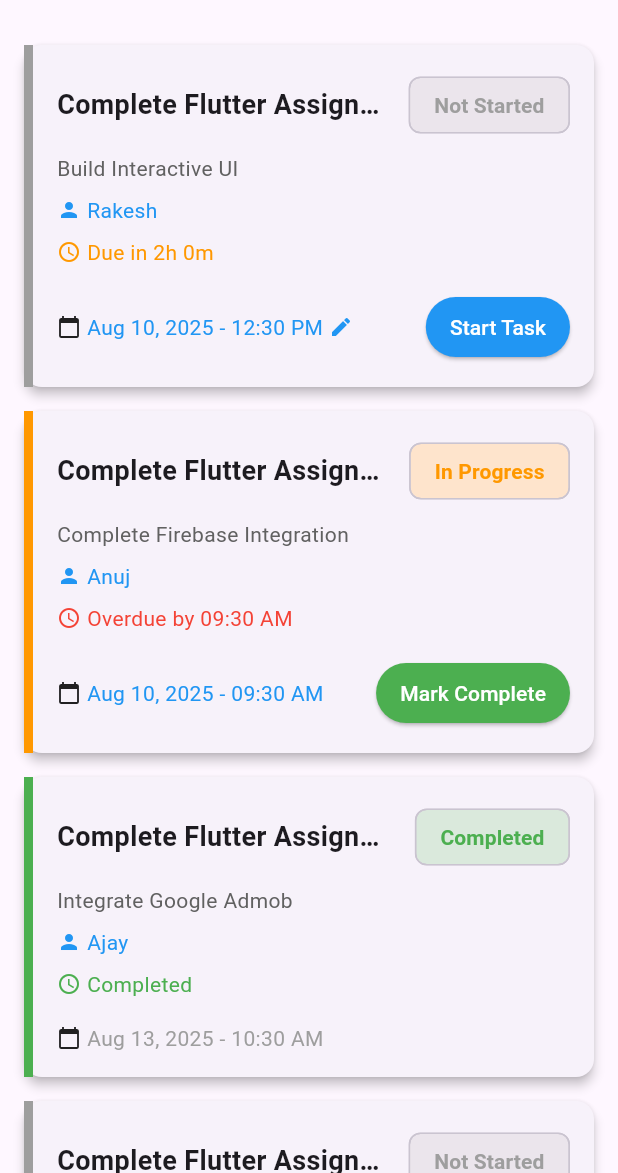
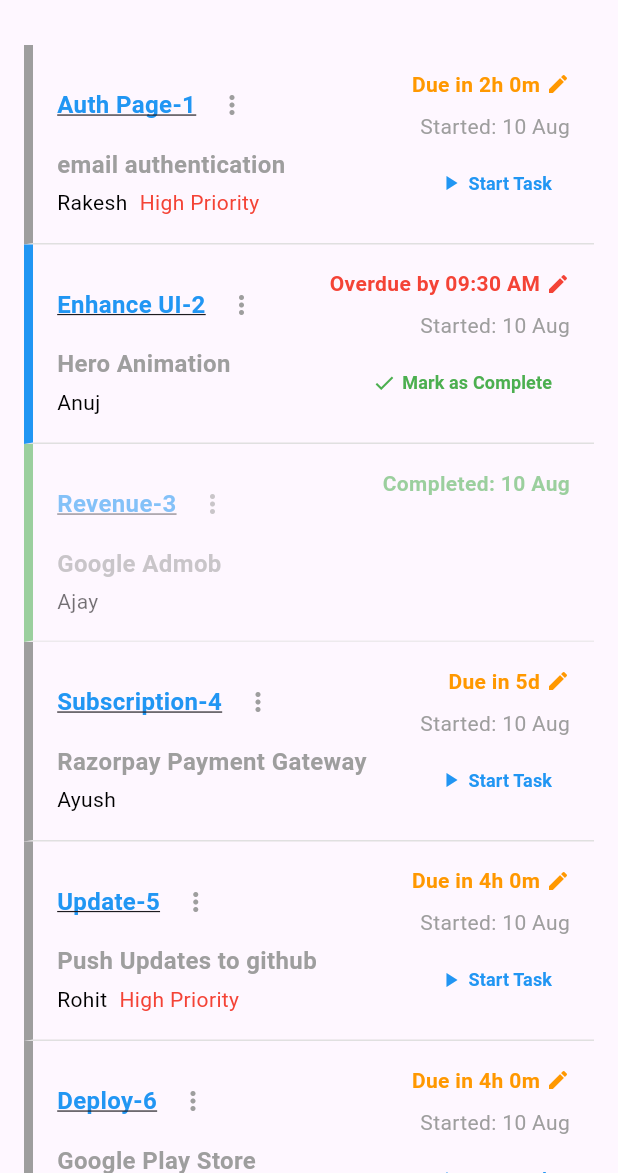
Before and after one commit to divyanshyagyik/Railse_assignement, a Flutter app: the screen it shows after launch, on a phone screen of 412 x 824 dp, the part 63-1236 px from its top. Run offline on Flutter 3.47's test engine with Material 3 defaults, Android fonts, the phone set to English and light mode, and no system bars.

Commit message:
Updated UI as specified

```diff
--- a/lib/controllers/task_controller.dart
+++ b/lib/controllers/task_controller.dart
@@ -4,36 +4,55 @@ import '../models/task_model.dart';
 class TaskController {
   final List<Task> _tasks = [
     Task(
-      id: '1',
-      title: 'Complete Flutter Assignment 1',
-      description: 'Build Interactive UI',
-      assignedTo: 'Rakesh',
-      deadline: DateTime.now().add(const Duration(hours: 2)),
-      status: TaskStatus.notStarted,
+        id: '1',
+        title: 'Auth Page',
+        description: 'email authentication',
+        assignedTo: 'Rakesh',
+        deadline: DateTime.now().add(const Duration(hours: 2)),
+        status: TaskStatus.notStarted,
+        priority: 'High Priority'
     ),
     Task(
       id: '2',
-      title: 'Complete Flutter Assignment 2',
-      description: 'Complete Firebase Integration',
+      title: 'Enhance UI',
+      description: 'Hero Animation',
       assignedTo: 'Anuj',
       deadline: DateTime.now().subtract(const Duration(hours: 1)),
       status: TaskStatus.started,
     ),
     Task(
       id: '3',
-      title: 'Complete Flutter Assignment 3',
-      description: 'Integrate Google Admob',
+      title: 'Revenue',
+      description: 'Google Admob',
       assignedTo: 'Ajay',
       deadline: DateTime.now().add(const Duration(days: 3)),
       status: TaskStatus.completed,
     ),
     Task(
       id: '4',
-      title: 'Complete Flutter Assignment 4',
-      description: 'Integrate Razorpay Payment Gateway',
+      title: 'Subscription',
+      description: 'Razorpay Payment Gateway',
       assignedTo: 'Ayush',
       deadline: DateTime.now().add(const Duration(days: 5)),
       status: TaskStatus.notStarted,
+    ),
+    Task(
+        id: '5',
+        title: 'Update',
+        description: 'Push Updates to github',
+        assignedTo: 'Rohit',
+        deadline: DateTime.now().add(const Duration(hours: 4)),
+        status: TaskStatus.notStarted,
+        priority: 'High Priority'
+    ),
+    Task(
+        id: '6',
+        title: 'Deploy',
+        description: 'Google Play Store',
+        assignedTo: 'Rohit',
+        deadline: DateTime.now().add(const Duration(hours: 4)),
+        status: TaskStatus.notStarted,
+        priority: 'High Priority'
     ),
   ];
 
--- a/lib/main.dart
+++ b/lib/main.dart
@@ -15,6 +15,7 @@ class TaskManagerApp extends StatelessWidget {
       theme: ThemeData(
         primarySwatch: Colors.blue,
         useMaterial3: true,
+        fontFamily: 'Roboto',
       ),
       home: const TaskListScreen(),
     );
--- a/lib/models/task_model.dart
+++ b/lib/models/task_model.dart
@@ -10,6 +10,7 @@ class Task {
   final String assignedTo;
   final DateTime deadline;
   final TaskStatus status;
+  final String? priority;
 
   Task({
     required this.id,
@@ -18,7 +19,9 @@ class Task {
     required this.assignedTo,
     required this.deadline,
     required this.status,
+    this.priority,
   });
+
 
   Task copyWith({
     String? id,
@@ -27,6 +30,7 @@ class Task {
     String? assignedTo,
     DateTime? deadline,
     TaskStatus? status,
+    String? priority,
   }) {
     return Task(
       id: id ?? this.id,
@@ -35,6 +39,7 @@ class Task {
       assignedTo: assignedTo ?? this.assignedTo,
       deadline: deadline ?? this.deadline,
       status: status ?? this.status,
+      priority: priority ?? this.priority,
     );
   }
 
@@ -58,11 +63,16 @@ class Task {
       case TaskStatus.notStarted:
         return Colors.grey;
       case TaskStatus.started:
-        return Colors.orange;
+        return Colors.blue;
       case TaskStatus.completed:
         return Colors.green;
     }
   }
+
+  Color get overdueColor => Colors.red;
+  Color get dueColor => Colors.orange;
+  Color get completedColor => Colors.green;
+
 
   String get timeStatus {
     if (status == TaskStatus.completed) {
@@ -74,8 +84,11 @@ class Task {
 
     if (difference.isNegative) {
       return 'Overdue by ${DateFormat('hh:mm a').format(deadline)}';
-    } else {
+    } else if (difference.inHours < 24){
       return 'Due in ${difference.inHours}h ${difference.inMinutes.remainder(60)}m';
+    }
+    else {
+      return 'Due in ${difference.inDays}d';
     }
   }
 
@@ -89,10 +102,10 @@ class Task {
 
     if (difference.isNegative) {
       return Colors.red;
-    } else if (difference.inHours < 24) {
+    } else if(difference.inHours < 24) {
       return Colors.orange;
     } else {
-      return Colors.blue;
+      return Colors.orange;
     }
   }
 }
--- a/lib/views/task_list_screen.dart
+++ b/lib/views/task_list_screen.dart
@@ -1,6 +1,7 @@
+
+import 'widgets/task_card.dart';
 import 'package:flutter/material.dart';
 import '../controllers/task_controller.dart';
-import 'widgets/task_card.dart';
 
 class TaskListScreen extends StatefulWidget {
   const TaskListScreen({super.key});
--- a/lib/views/widgets/task_card.dart
+++ b/lib/views/widgets/task_card.dart
@@ -1,156 +1,204 @@
 import 'package:flutter/material.dart';
+import 'package:intl/intl.dart';
 import '../../models/task_model.dart';
 
 class TaskCard extends StatelessWidget {
   final Task task;
+  final String? priority;
   final Function(String, TaskStatus) onStatusChanged;
   final Function(Task) onDeadlineEdited;
+  final DateTime? completedDate;
 
   const TaskCard({
     super.key,
     required this.task,
+    this.priority,
     required this.onStatusChanged,
     required this.onDeadlineEdited,
+    this.completedDate,
   });
 
   @override
   Widget build(BuildContext context) {
-    return Card(
-      elevation: 3,
-      margin: const EdgeInsets.only(bottom: 16),
+    final statusColor = task.statusColor;
+    final timeStatus = task.timeStatus;
+
+    return Opacity(
+      opacity: task.status == TaskStatus.completed ? 0.55 : 1.0,
       child: Container(
         decoration: BoxDecoration(
           border: Border(
             left: BorderSide(
-              color: task.statusColor,
+              color: statusColor,
               width: 6,
+            ),
+            bottom: BorderSide(
+              color: Colors.grey.shade300,
+              width: 1,
             ),
           ),
         ),
-        child: Padding(
         padding: const EdgeInsets.all(16),
         child: Column(
           crossAxisAlignment: CrossAxisAlignment.start,
           children: [
             Row(
               mainAxisAlignment: MainAxisAlignment.spaceBetween,
+              crossAxisAlignment: CrossAxisAlignment.start,
               children: [
-                  Expanded(
-                    child: Text(
-                      task.title,
+                Column(
+                  crossAxisAlignment: CrossAxisAlignment.start,
+                  children: [
+                    Row(
+                      children: [
+                        Text(
+                          '${task.title}-${task.id}',
                           style: const TextStyle(
-                        fontSize: 18,
+                            color: Colors.blue,
+                            fontWeight: FontWeight.bold,
+                            fontSize: 16,
+                            decoration: TextDecoration.underline,
+                          ),
+                        ),
+                        IconButton(
+                          icon: const Icon(
+                            Icons.more_vert,
+                            color: Colors.grey,
+                            size: 20,
+                          ),
+                          onPressed: () {},
+                          padding: EdgeInsets.zero,
+                          constraints: const BoxConstraints(),
+                        ),
+                      ],
+                    ),
+                    const SizedBox(height: 4),
+                    Text(
+                      task.description,
+                      style: const TextStyle(
+                        fontWeight: FontWeight.bold,
+                        color: Colors.grey,
+                        fontSize: 16,
+                      ),
+                    ),
+                    const SizedBox(height: 4),
+                    Row(
+                      children: [
+                        Text(
+                          task.assignedTo,
+                          style: const TextStyle(
+                            color: Colors.black,
+                            fontSize: 14,
+                          ),
+                        ),
+                        if (task.priority != null) ...[
+                          const SizedBox(width: 8),
+                          Text(
+                            task.priority!,
+                            style: const TextStyle(
+                              color: Colors.red,
+                              fontSize: 14,
+                            ),
+                          ),
+                        ],
+                      ],
+                    ),
+                  ],
+                ),
+                Column(
+                  crossAxisAlignment: CrossAxisAlignment.end,
+                  children: [
+                    Row(
+                      mainAxisSize: MainAxisSize.min,
+                      children: [
+                        Text(
+                          task.status == TaskStatus.completed
+                              ? 'Completed: ${DateFormat('d MMM').format(completedDate ?? DateTime.now())}'
+                              : timeStatus,
+                          style: TextStyle(
+                            color: task.timeStatusColor,
+                            fontSize: 14,
                             fontWeight: FontWeight.bold,
                           ),
-                      overflow: TextOverflow.ellipsis,
+                        ),
+                        if (task.status != TaskStatus.completed) ...[
+                          const SizedBox(width: 4),
+                          GestureDetector(
+                            onTap: () => onDeadlineEdited(task),
+                            child: Icon(
+                              Icons.edit,
+                              size: 16,
+                              color: task.timeStatusColor,
                             ),
                           ),
-                  const SizedBox(width: 8),
-                  Chip(
-                    backgroundColor: task.statusColor.withOpacity(0.2),
-                    label: Text(
-                      task.statusText,
+                        ],
+                      ],
+                    ),
+                    const SizedBox(height: 8),
+                    Text(
+                      task.status == TaskStatus.completed
+                          ? ''
+                          : 'Started: ${DateFormat('d MMM').format(DateTime.now())}',
+                      style: const TextStyle(
+                        color: Colors.grey,
+                        fontSize: 14,
+                      ),
+                    ),
+                    const SizedBox(height: 4),
+                    if (task.status != TaskStatus.completed)
+                      TextButton(
+                        onPressed: () {
+                          if (task.status == TaskStatus.notStarted) {
+                            onStatusChanged(task.id, TaskStatus.started);
+                          } else {
+                            onStatusChanged(task.id, TaskStatus.completed);
+                          }
+                        },
+                        style: TextButton.styleFrom(
+                          backgroundColor: Colors.transparent,
+                          padding: const EdgeInsets.symmetric(
+                            horizontal: 12,
+                            vertical: 6,
+                          ),
+                          shape: RoundedRectangleBorder(
+                            borderRadius: BorderRadius.zero,
+                          ),
+                        ),
+                        child: Row(
+                          mainAxisSize: MainAxisSize.min,
+                          children: [
+                            Icon(
+                              task.status == TaskStatus.notStarted
+                                  ? Icons.play_arrow
+                                  : Icons.check,
+                              size: 16,
+                              color: task.status == TaskStatus.notStarted
+                                  ? Colors.blue
+                                  : Colors.green,
+                            ),
+                            const SizedBox(width: 4),
+                            Text(
+                              task.status == TaskStatus.notStarted
+                                  ? 'Start Task'
+                                  : 'Mark as Complete',
                               style: TextStyle(
-                        color: task.statusColor,
+                                fontSize: 12,
                                 fontWeight: FontWeight.bold,
-                      ),
+                                color: task.status == TaskStatus.notStarted
+                                    ? Colors.blue
+                                    : Colors.green,
                               ),
                             ),
                           ],
                         ),
-              const SizedBox(height: 8),
-              Text(
-                task.description,
-                style: TextStyle(
-                  color: Colors.grey[700],
-                ),
-              ),
-              const SizedBox(height: 8),
-              Row(
-                children: [
-                  const Icon(Icons.person, size: 16, color: Colors.blue),
-                  const SizedBox(width: 4),
-                  Text(
-                    task.assignedTo,
-                    style: const TextStyle(
-                      color: Colors.blue,
-                      fontSize: 14,
-                    ),
                       ),
                   ],
-              ),
-              const SizedBox(height: 8),
-              Row(
-                children: [
-                  Icon(Icons.access_time, size: 16, color: task.timeStatusColor),
-                  const SizedBox(width: 4),
-                  Text(
-                    task.timeStatus,
-                    style: TextStyle(
-                      color: task.timeStatusColor,
-                      fontSize: 14,
-                    ),
-                  ),
-                ],
-              ),
-              const SizedBox(height: 16),
-              Row(
-                mainAxisAlignment: MainAxisAlignment.spaceBetween,
-                children: [
-                  InkWell(
-                    onTap: task.status != TaskStatus.completed
-                        ? () => onDeadlineEdited(task)
-                        : null,
-                    child: Row(
-                      children: [
-                        const Icon(Icons.calendar_today, size: 16),
-                        const SizedBox(width: 4),
-                        Text(
-                          task.formattedDate,
-                          style: TextStyle(
-                            color: task.status != TaskStatus.completed
-                                ? Colors.blue
-                                : Colors.grey,
-                          ),
-                        ),
-                        if (task.status == TaskStatus.notStarted)
-                          const Padding(
-                            padding: EdgeInsets.only(left: 4),
-                            child: Icon(Icons.edit, size: 16, color: Colors.blue),
-                          ),
-                      ],
-                    ),
-                  ),
-                  if (task.status == TaskStatus.notStarted)
-                    ElevatedButton(
-                      onPressed: () {
-                        onStatusChanged(task.id, TaskStatus.started);
-                      },
-                      style: ElevatedButton.styleFrom(
-                        backgroundColor: Colors.blue,
-                        foregroundColor: Colors.white,
-                        padding: const EdgeInsets.symmetric(horizontal: 16),
-                      ),
-                      child: const Text('Start Task'),
-                    )
-                  else if (task.status == TaskStatus.started)
-                    ElevatedButton(
-                      onPressed: () {
-                        onStatusChanged(task.id, TaskStatus.completed);
-                      },
-                      style: ElevatedButton.styleFrom(
-                        backgroundColor: Colors.green,
-                        foregroundColor: Colors.white,
-                        padding: const EdgeInsets.symmetric(horizontal: 16),
-                      ),
-                      child: const Text('Mark Complete'),
                 ),
               ],
             ),
           ],
         ),
       ),
-      ),
     );
   }
 }
```
Lines whose indentation alone changed are shown as unchanged.
